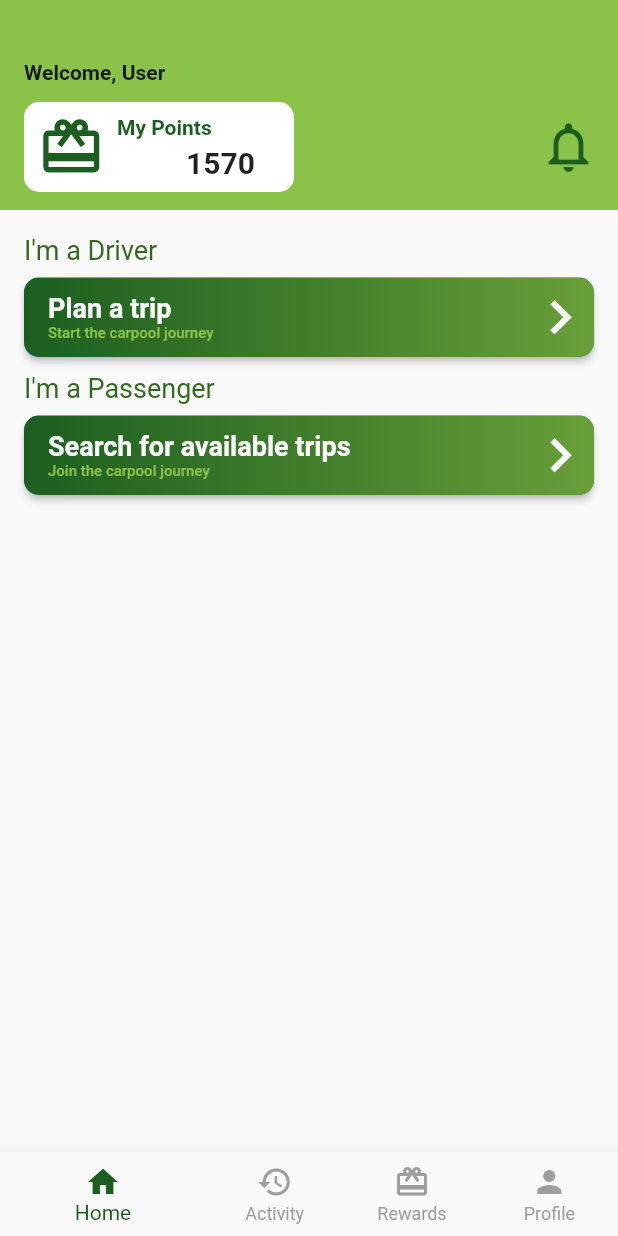
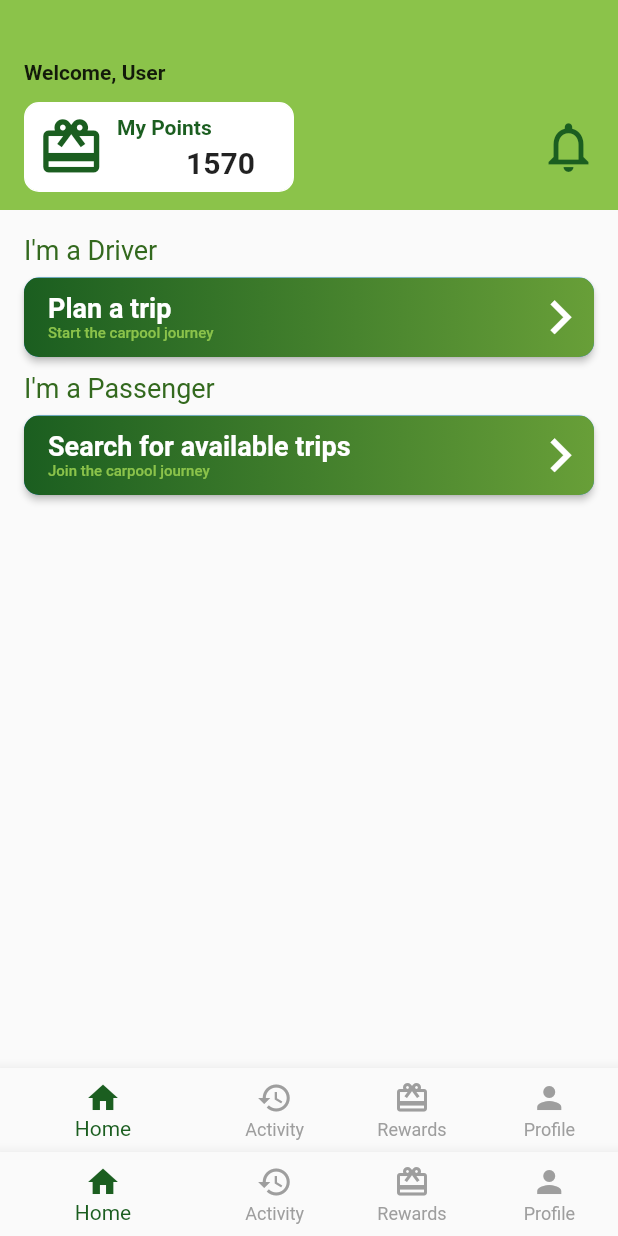
Before and after one commit to Endairion/6002CEM_Group13, a Flutter app: the screen it shows after launch, after a tap on "Login", on a phone screen of 412 x 824 dp. Run offline on Flutter 3.47's test engine with Material 2 defaults, Android fonts, the phone set to English and light mode, and no system bars; our stand-ins replace flutter_native_splash; network calls fail; statements that could not run were skipped.

Commit message:
Update homepage to navigation menu

```diff
--- /dev/null
+++ b/lib/NavigationMenu.dart
@@ -0,0 +1,311 @@
+import 'package:flutter/material.dart';
+import 'package:mobile_app_development_cw2/Homepage.dart';
+import 'package:mobile_app_development_cw2/PlanTrip.dart';
+
+void main() {
+  runApp(const NavigationMenu());
+}
+
+class NavigationMenu extends StatelessWidget {
+  const NavigationMenu({super.key});
+
+  @override
+  Widget build(BuildContext context) {
+    return const MaterialApp(
+      home: NavigationBar(),
+    );
+  }
+}
+
+class NavigationBar extends StatefulWidget {
+  const NavigationBar({super.key});
+
+  @override
+  State<NavigationBar> createState() => _NavigationBarState();
+}
+
+class _NavigationBarState extends State<NavigationBar> {
+
+  int _selectedIndex = 0;
+
+  static const List<Widget> _menuOptions = <Widget>[
+    /*
+    Container(
+      child: Column(
+        children: [
+          Container(
+            height: 140,
+            width: double.infinity,
+            color: Colors.limeAccent[700],
+            child: Padding(
+              padding: const EdgeInsets.only(left: 16, bottom: 12),
+              child: Column(
+                mainAxisAlignment: MainAxisAlignment.end,
+                crossAxisAlignment: CrossAxisAlignment.start,
+                children: [
+                  Text(
+                    'Welcome, ' + 'User',
+                    style: TextStyle(fontWeight: FontWeight.bold),
+                  ),
+                  Padding(
+                    padding: const EdgeInsets.only(top: 12.0),
+                    child: Row(
+                      mainAxisAlignment: MainAxisAlignment.spaceBetween,
+                      children: [
+                        Container(
+                          decoration: BoxDecoration(
+                            border: Border.all(
+                              color: Colors.white,
+                            ),
+                            borderRadius: BorderRadius.all(
+                              Radius.circular(10),
+                            ),
+                            color: Colors.white,
+                          ),
+                          height: 60,
+                          width: 180,
+                          alignment: Alignment.centerLeft,
+                          child: Row(
+                            children: [
+                              Padding(
+                                padding:
+                                    const EdgeInsets.only(left: 8, right: 8),
+                                child: Icon(
+                                  Icons.redeem,
+                                  size: 45,
+                                  color: Colors.green[900],
+                                ),
+                              ),
+                              Padding(
+                                padding: const EdgeInsets.only(top: 8.0),
+                                child: Column(
+                                  crossAxisAlignment: CrossAxisAlignment.start,
+                                  children: [
+                                    Text(
+                                      'My Points',
+                                      style: TextStyle(
+                                        fontWeight: FontWeight.bold,
+                                        color: Colors.green[900],
+                                      ),
+                                      textAlign: TextAlign.left,
+                                    ),
+                                    Padding(
+                                      padding: const EdgeInsets.only(
+                                          top: 4.0, left: 46),
+                                      child: Text(
+                                        '1570',
+                                        style: TextStyle(
+                                          fontWeight: FontWeight.bold,
+                                          fontSize: 20,
+                                        ),
+                                        textAlign: TextAlign.right,
+                                      ),
+                                    ),
+                                  ],
+                                ),
+                              ),
+                            ],
+                          ),
+                        ),
+                        Padding(
+                          padding: const EdgeInsets.only(right: 8),
+                          child: Container(
+                            height: 50,
+                            width: 50,
+                            child: Icon(
+                              Icons.notifications_outlined,
+                              size: 40,
+                              color: Colors.green[900],
+                            ),
+                          ),
+                        ),
+                      ],
+                    ),
+                  ),
+                ],
+              ),
+            ),
+          ),
+          Padding(
+            padding: const EdgeInsets.only(left:16, right:16, top: 16),
+            child: Container(
+              width: double.infinity,
+              child: Column(
+                crossAxisAlignment: CrossAxisAlignment.start,
+                children: [
+                  Padding(
+                    padding: const EdgeInsets.only(bottom: 8.0),
+                    child: Text('I\'m a Driver',
+                    style: TextStyle(
+                      fontSize: 18,
+                      color: Colors.lightGreen[900],
+                    ),),
+                  ),
+                  ElevatedButton(
+                    onPressed: () {},
+                    style: ElevatedButton.styleFrom(
+                        padding: EdgeInsets.zero,
+                        shape: RoundedRectangleBorder(
+                            borderRadius: BorderRadius.circular(10))),
+                    child: Ink(
+                      decoration: BoxDecoration(
+                          gradient: LinearGradient(
+                              colors: [Colors.green.shade900, Colors.lightGreen.shade700]),
+                          borderRadius: BorderRadius.circular(10)),
+                      child: Row(
+                        mainAxisAlignment: MainAxisAlignment.spaceBetween,
+                        children: [
+                          Padding(
+                            padding: const EdgeInsets.only(left: 16.0, top: 10, bottom: 10),
+                            child: Column(
+                              crossAxisAlignment: CrossAxisAlignment.start,
+                              children: [
+                                Text(
+                                  'Plan a trip',
+                                  style: TextStyle(
+                                    fontSize: 18,
+                                    fontWeight: FontWeight.bold,
+                                  ),
+                                ),
+                                Text(
+                                  'Start the carpool journey',
+                                  style: TextStyle(
+                                    fontSize: 10,
+                                    color: Colors.lightGreen,
+                                  ),
+                                ),
+                              ],
+                            ),
+                          ),
+                          Icon(
+                            Icons.navigate_next,
+                            size: 45,
+                            color: Colors.white,
+                          ),
+                        ],
+                      ),
+                    ),
+                  ),
+                  Padding(
+                    padding: const EdgeInsets.only(top: 10.0, bottom: 8.0),
+                    child: Text('I\'m a Passenger',
+                      style: TextStyle(
+                        fontSize: 18,
+                        color: Colors.lightGreen[900],
+                      ),),
+                  ),
+                  ElevatedButton(
+                    onPressed: () {},
+                    style: ElevatedButton.styleFrom(
+                        padding: EdgeInsets.zero,
+                        shape: RoundedRectangleBorder(
+                            borderRadius: BorderRadius.circular(10))),
+                    child: Ink(
+                      decoration: BoxDecoration(
+                          gradient: LinearGradient(
+                              colors: [Colors.green.shade900, Colors.lightGreen.shade700]),
+                          borderRadius: BorderRadius.circular(10)),
+                      child: Row(
+                        mainAxisAlignment: MainAxisAlignment.spaceBetween,
+                        children: [
+                          Padding(
+                            padding: const EdgeInsets.only(left: 16.0, top: 10, bottom: 10),
+                            child: Column(
+                              crossAxisAlignment: CrossAxisAlignment.start,
+                              children: [
+                                Text(
+                                  'Search for available trips',
+                                  style: TextStyle(
+                                    fontSize: 18,
+                                    fontWeight: FontWeight.bold,
+                                  ),
+                                ),
+                                Text(
+                                  'Join the carpool journey',
+                                  style: TextStyle(
+                                    fontSize: 10,
+                                    color: Colors.lightGreen,
+                                  ),
+                                ),
+                              ],
+                            ),
+                          ),
+                          Icon(
+                            Icons.navigate_next,
+                            size: 45,
+                            color: Colors.white,
+                          ),
+                        ],
+                      ),
+                    ),
+                  ),
+                ],
+              ),
+            ),
+          ),
+        ],
+      ),
+    ),
+     */
+    Homepage(),
+    const Center(
+      child: Icon(
+        Icons.camera,
+        size: 150,
+      ),
+    ),
+    const Center(
+      child: Padding(
+        padding: EdgeInsets.all(16.0),
+        child: TextField(
+          style: TextStyle(fontSize: 50),
+          decoration: InputDecoration(
+              labelText: 'Find contact',
+              labelStyle: TextStyle(fontWeight: FontWeight.bold)),
+        ),
+      ),
+    ),
+    PlanTrip(),
+  ];
+
+  void _onItemTapped(int index) {
+    setState(() {
+      _selectedIndex = index;
+    });
+  }
+
+  @override
+  Widget build(BuildContext context) {
+    return Scaffold(
+      body: IndexedStack(
+        index: _selectedIndex,
+        children: _menuOptions,
+      ),
+      bottomNavigationBar: BottomNavigationBar(
+        items: const <BottomNavigationBarItem>[
+          BottomNavigationBarItem(
+            icon: Icon(Icons.home),
+            label: 'Home',
+          ),
+          BottomNavigationBarItem(
+            icon: Icon(Icons.history),
+            label: 'Activity',
+          ),
+          BottomNavigationBarItem(
+            icon: Icon(Icons.redeem),
+            label: 'Rewards',
+          ),
+          BottomNavigationBarItem(
+            icon: Icon(Icons.person),
+            label: 'Profile',
+          ),
+        ],
+        currentIndex: _selectedIndex,
+        showUnselectedLabels: true,
+        unselectedItemColor: Colors.grey,
+        selectedItemColor: Colors.green[900],
+        onTap: _onItemTapped,
+      ),
+    );
+  }
+}
--- a/lib/main.dart
+++ b/lib/main.dart
@@ -1,6 +1,6 @@
 import 'package:flutter/material.dart';
 import 'package:flutter_native_splash/flutter_native_splash.dart';
-import 'package:mobile_app_development_cw2/Homepage.dart';
+import 'package:mobile_app_development_cw2/NavigationMenu.dart';
 import 'package:mobile_app_development_cw2/Register.dart';
 
 Future main() async {
@@ -143,7 +143,7 @@ class MyApp extends StatelessWidget {
                           onPressed: (){
                             Navigator.push(
                               context,
-                              MaterialPageRoute(builder: (context) => const Homepage()),
+                              MaterialPageRoute(builder: (context) => const NavigationMenu()),
                             );
                           },
                           child: Text('Login'),
```
